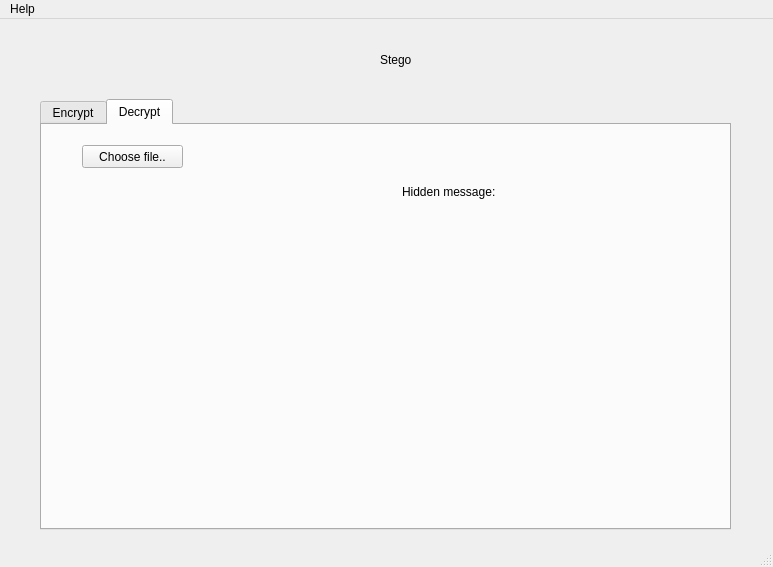
Old version of the form stegoTool/stegoGUI.ui in the repository Izzyamarice/steganographyTool.
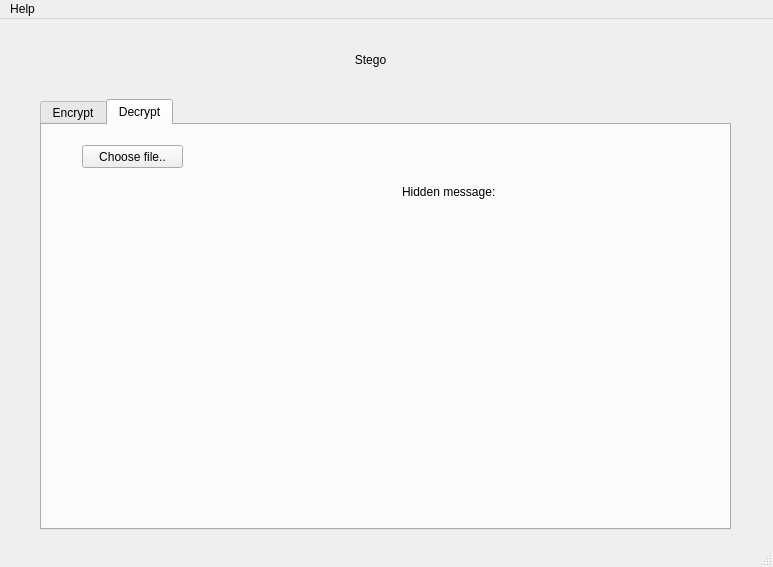
New version of the form. The open tabs and pages were chosen to show the change.

What changed in the file:
```diff
--- a/stegoTool/stegoGUI.ui
+++ b/stegoTool/stegoGUI.ui
@@ -133,8 +133,8 @@
        <rect>
         <x>360</x>
         <y>60</y>
-        <width>121</width>
-        <height>21</height>
+        <width>221</width>
+        <height>241</height>
        </rect>
       </property>
       <property name="cursor">
@@ -184,9 +184,9 @@
    <widget class="QLabel" name="label">
     <property name="geometry">
      <rect>
-      <x>380</x>
+      <x>100</x>
       <y>20</y>
-      <width>41</width>
+      <width>541</width>
       <height>41</height>
      </rect>
     </property>
@@ -194,7 +194,7 @@
      <string>Stego</string>
     </property>
     <property name="alignment">
-     <set>Qt::AlignLeading|Qt::AlignLeft|Qt::AlignVCenter</set>
+     <set>Qt::AlignCenter</set>
     </property>
    </widget>
   </widget>
```
Left out of the diff: 9 changed lines with no effect on the pictures.
